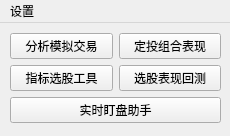
Old version of the form QtDesign/MainWindow.ui in the repository victor647/QuantumStockTrade.
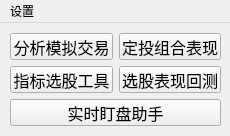
New version of the form.

Diff of the .ui file:
```diff
--- a/QtDesign/MainWindow.ui
+++ b/QtDesign/MainWindow.ui
@@ -36,8 +36,8 @@
          </property>
          <property name="font">
           <font>
-           <family>Microsoft YaHei UI</family>
-           <pointsize>9</pointsize>
+           <family>Helvetica</family>
+           <pointsize>12</pointsize>
           </font>
          </property>
          <property name="text">
@@ -55,8 +55,8 @@
          </property>
          <property name="font">
           <font>
-           <family>Microsoft YaHei UI</family>
-           <pointsize>9</pointsize>
+           <family>Helvetica</family>
+           <pointsize>12</pointsize>
           </font>
          </property>
          <property name="text">
@@ -78,8 +78,8 @@
          </property>
          <property name="font">
           <font>
-           <family>Microsoft YaHei UI</family>
-           <pointsize>9</pointsize>
+           <family>Helvetica</family>
+           <pointsize>12</pointsize>
           </font>
          </property>
          <property name="text">
@@ -97,8 +97,8 @@
          </property>
          <property name="font">
           <font>
-           <family>Microsoft YaHei UI</family>
-           <pointsize>9</pointsize>
+           <family>Helvetica</family>
+           <pointsize>12</pointsize>
           </font>
          </property>
          <property name="text">
@@ -118,8 +118,8 @@
        </property>
        <property name="font">
         <font>
-         <family>Microsoft YaHei UI</family>
-         <pointsize>9</pointsize>
+         <family>Helvetica</family>
+         <pointsize>12</pointsize>
         </font>
        </property>
        <property name="text">
```
